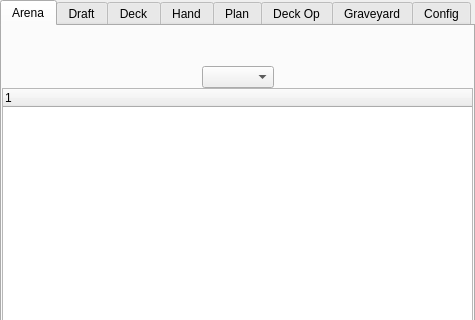
Above: mainwindow.ui from supertriodo/Arena-Tracker before the change; both pictures show x 0 to 475 and y 0 to 320 of the 475 by 697 pixel window. Below: the same form after it.
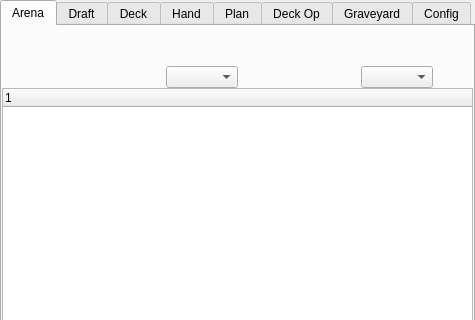
That is the form after the change. Icons and pictures are not drawn. Custom widgets are drawn as their Qt base class.

Commit message: Add comboBox to select stats by period.

Patch:
```diff
--- a/mainwindow.ui
+++ b/mainwindow.ui
@@ -177,6 +177,13 @@
               </property>
              </spacer>
             </item>
+            <item>
+             <widget class="QComboBox" name="arenaStatsJsonComboBox">
+              <property name="toolTip">
+               <string>Change period for arena stats.</string>
+              </property>
+             </widget>
+            </item>
             <item>
              <widget class="QPushButton" name="donateButton">
               <property name="sizePolicy">
```
Left out of the diff: 4 changed lines with no effect on the pictures. The commit also changes 4 other files.
